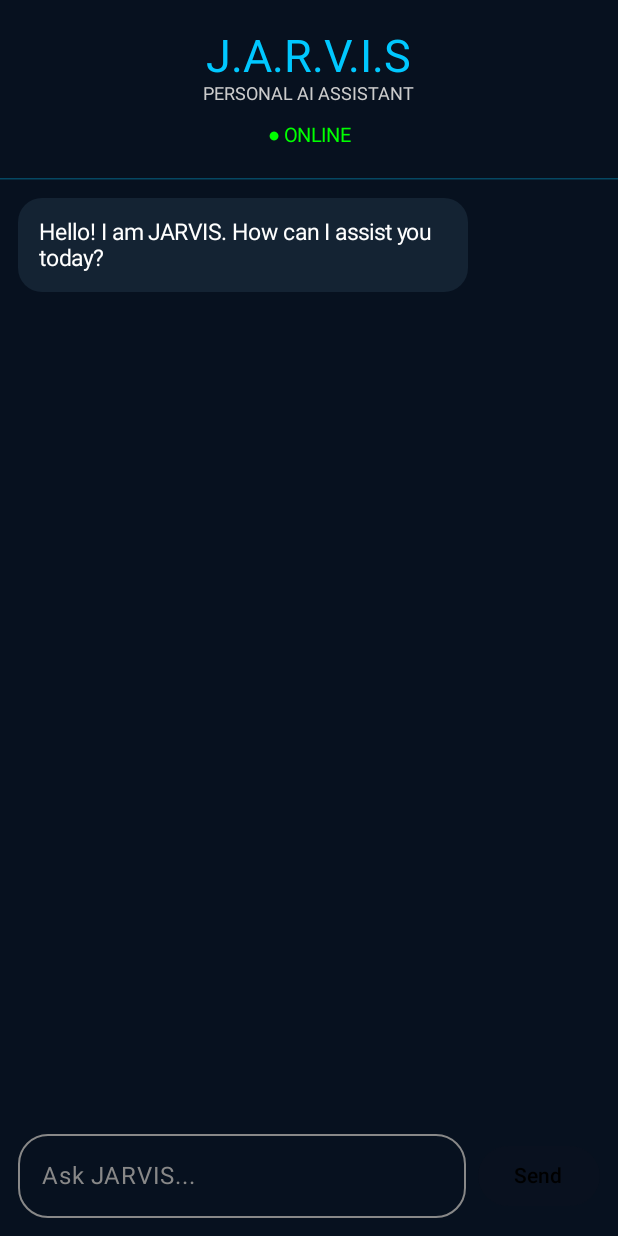
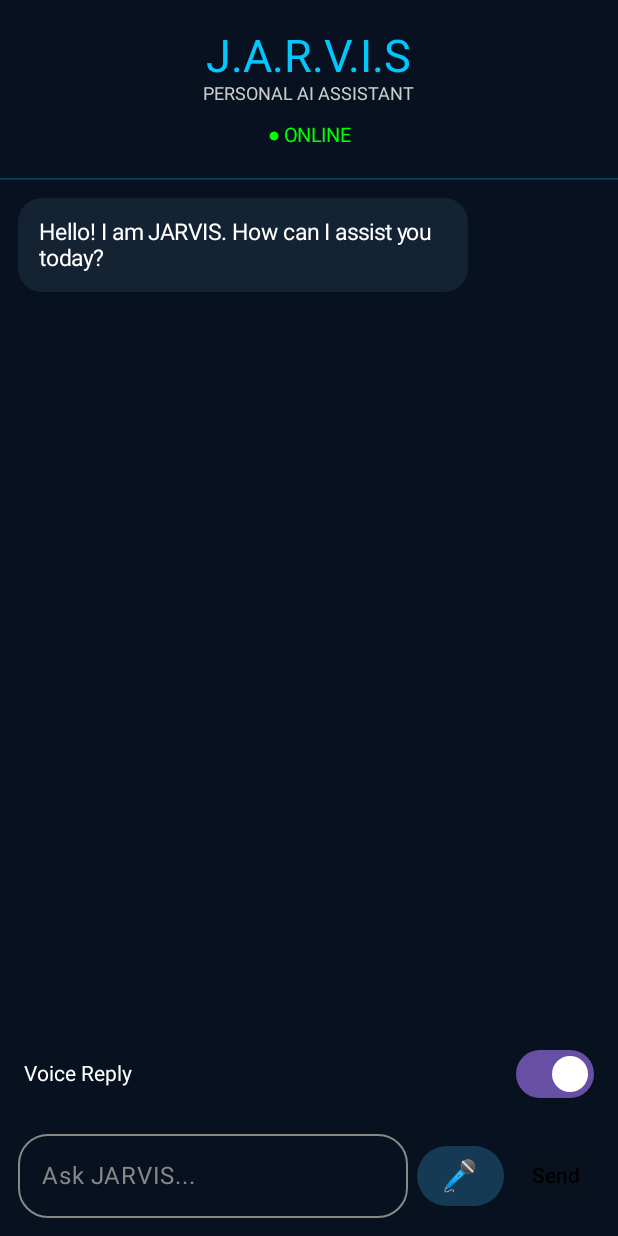
Before and after one commit to basudevkalta8-pixel/JARVIS-Android, an Android app built with Jetpack Compose: the screen it shows after launch (MainActivity), on a phone screen of 412 x 824 dp. Run offline under Robolectric (Android 15) with nearby library versions, the phone set to English and light mode, and no system bars; 2 statements that could not run were skipped.

Commit message:
Add JARVIS voice input and speech

```diff
--- a/app/src/main/java/com/jarvis/assistant/MainActivity.kt
+++ b/app/src/main/java/com/jarvis/assistant/MainActivity.kt
@@ -1,9 +1,14 @@
 package com.jarvis.assistant
 
 import android.os.Bundle
+import android.content.Intent
+import android.speech.RecognizerIntent
+import android.speech.SpeechRecognizer
+import android.speech.tts.TextToSpeech
 import androidx.activity.ComponentActivity
 import androidx.activity.compose.setContent
-import androidx.compose.foundation.background
+import androidx.activity.compose.rememberLauncherForActivityResult
+import androidx.activity.result.contract.ActivityResultContracts
 import androidx.compose.foundation.layout.*
 import androidx.compose.foundation.lazy.LazyColumn
 import androidx.compose.foundation.lazy.items
@@ -25,10 +30,13 @@ import okhttp3.Request
 import okhttp3.RequestBody.Companion.toRequestBody
 import org.json.JSONArray
 import org.json.JSONObject
+import java.util.Locale
 
 class MainActivity : ComponentActivity() {
+
     override fun onCreate(savedInstanceState: Bundle?) {
         super.onCreate(savedInstanceState)
+
         setContent {
             JarvisApp()
         }
@@ -47,37 +55,209 @@ private val bg = Color(0xFF07111F)
 
 @Composable
 fun JarvisApp() {
+
     var input by remember { mutableStateOf("") }
     var loading by remember { mutableStateOf(false) }
+    var listening by remember { mutableStateOf(false) }
+    var voiceReplyEnabled by remember { mutableStateOf(true) }
 
     val scope = rememberCoroutineScope()
+
     val messages = remember {
         mutableStateListOf(
-            ChatMessage("Hello! I am JARVIS. How can I assist you today?", false)
+            ChatMessage(
+                "Hello! I am JARVIS. How can I assist you today?",
+                false
+            )
         )
     }
 
-    val history = remember { mutableStateListOf<JSONObject>() }
+    val history = remember {
+        mutableStateListOf<JSONObject>()
+    }
+
     val listState = rememberLazyListState()
+
+    // Text to Speech
+    var tts by remember {
+        mutableStateOf<TextToSpeech?>(null)
+    }
+
+    var ttsReady by remember {
+        mutableStateOf(false)
+    }
+
+    DisposableEffect(Unit) {
+        val engine = TextToSpeech(
+            androidx.compose.ui.platform.LocalContext.current
+        ) { status ->
+            if (status == TextToSpeech.SUCCESS) {
+                ttsReady = true
+            }
+        }
+
+        tts = engine
+
+        onDispose {
+            engine.stop()
+            engine.shutdown()
+        }
+    }
+
+    // Speech Recognition
+    val context = androidx.compose.ui.platform.LocalContext.current
+
+    val speechLauncher = rememberLauncherForActivityResult(
+        ActivityResultContracts.StartActivityForResult()
+    ) { result ->
+
+        listening = false
+
+        if (result.resultCode == android.app.Activity.RESULT_OK) {
+
+            val spokenText = result.data
+                ?.getStringArrayListExtra(RecognizerIntent.EXTRA_RESULTS)
+                ?.firstOrNull()
+
+            if (!spokenText.isNullOrBlank()) {
+                input = spokenText
+            }
+        }
+    }
+
+    fun startListening() {
+
+        if (!SpeechRecognizer.isRecognitionAvailable(context)) {
+            messages.add(
+                ChatMessage(
+                    "Speech recognition is not available on this phone.",
+                    false
+                )
+            )
+            return
+        }
+
+        val intent = Intent(RecognizerIntent.ACTION_RECOGNIZE_SPEECH).apply {
+
+            putExtra(
+                RecognizerIntent.EXTRA_LANGUAGE_MODEL,
+                RecognizerIntent.LANGUAGE_MODEL_FREE_FORM
+            )
+
+            putExtra(RecognizerIntent.EXTRA_LANGUAGE, "hi-IN")
+
+            putExtra(
+                RecognizerIntent.EXTRA_PROMPT,
+                "Speak to JARVIS"
+            )
+
+            putExtra(RecognizerIntent.EXTRA_MAX_RESULTS, 3)
+        }
+
+        listening = true
+        speechLauncher.launch(intent)
+    }
+
+    fun speakText(text: String) {
+
+        if (voiceReplyEnabled && ttsReady) {
+
+            val engine = tts ?: return
+
+            val hindi = engine.setLanguage(Locale("hi", "IN"))
+
+            if (hindi == TextToSpeech.LANG_MISSING_DATA ||
+                hindi == TextToSpeech.LANG_NOT_SUPPORTED
+            ) {
+                engine.setLanguage(Locale.US)
+            }
+
+            engine.speak(
+                text,
+                TextToSpeech.QUEUE_FLUSH,
+                null,
+                "JARVIS_REPLY"
+            )
+        }
+    }
+
+    fun sendMessage(question: String) {
+
+        if (question.isBlank() || loading) return
+
+        messages.add(ChatMessage(question, true))
+
+        history.add(
+            JSONObject()
+                .put("role", "user")
+                .put("content", question)
+        )
+
+        loading = true
+
+        scope.launch {
+
+            val result = askOpenRouter(history.toList())
+
+            if (result.startsWith("ERROR:")) {
+
+                messages.add(
+                    ChatMessage(
+                        result.removePrefix("ERROR:"),
+                        false
+                    )
+                )
+
+                if (history.isNotEmpty()) {
+                    history.removeAt(history.lastIndex)
+                }
+
+            } else {
+
+                messages.add(ChatMessage(result, false))
+
+                history.add(
+                    JSONObject()
+                        .put("role", "assistant")
+                        .put("content", result)
+                )
+
+                speakText(result)
+            }
+
+            loading = false
+
+            if (messages.isNotEmpty()) {
+                listState.animateScrollToItem(messages.lastIndex)
+            }
+        }
+    }
 
     Surface(
         modifier = Modifier.fillMaxSize(),
         color = bg
     ) {
-        Column(modifier = Modifier.fillMaxSize()) {
 
         Column(
-                modifier = Modifier.fillMaxWidth().padding(20.dp),
+            modifier = Modifier.fillMaxSize()
+        ) {
+
+            // HEADER
+            Column(
+                modifier = Modifier
+                    .fillMaxWidth()
+                    .padding(20.dp),
                 horizontalAlignment = Alignment.CenterHorizontally
             ) {
+
                 Text(
-                    "J.A.R.V.I.S",
+                    text = "J.A.R.V.I.S",
                     fontSize = 30.sp,
                     color = blue
                 )
 
                 Text(
-                    "PERSONAL AI ASSISTANT",
+                    text = "PERSONAL AI ASSISTANT",
                     fontSize = 12.sp,
                     color = Color.LightGray
                 )
@@ -85,14 +265,25 @@ fun JarvisApp() {
                 Spacer(modifier = Modifier.height(12.dp))
 
                 Text(
-                    if (loading) "● THINKING..." else "● ONLINE",
-                    color = if (loading) Color.Yellow else Color.Green,
+                    text = when {
+                        listening -> "● LISTENING..."
+                        loading -> "● THINKING..."
+                        else -> "● ONLINE"
+                    },
+                    color = when {
+                        listening -> Color.Yellow
+                        loading -> Color.Yellow
+                        else -> Color.Green
+                    },
                     fontSize = 13.sp
                 )
             }
 
-            HorizontalDivider(color = blue.copy(alpha = 0.3f))
+            HorizontalDivider(
+                color = blue.copy(alpha = 0.3f)
+            )
 
+            // CHAT
             LazyColumn(
                 state = listState,
                 modifier = Modifier
@@ -101,6 +292,7 @@ fun JarvisApp() {
                     .padding(12.dp),
                 verticalArrangement = Arrangement.spacedBy(10.dp)
             ) {
+
                 items(messages) { message ->
                     ChatBubble(message)
                 }
@@ -116,18 +308,49 @@ fun JarvisApp() {
                 }
             }
 
+            // VOICE REPLY SWITCH
+            Row(
+                modifier = Modifier
+                    .fillMaxWidth()
+                    .padding(horizontal = 16.dp, vertical = 4.dp),
+                verticalAlignment = Alignment.CenterVertically
+            ) {
+
+                Text(
+                    "Voice Reply",
+                    color = Color.White,
+                    modifier = Modifier.weight(1f)
+                )
+
+                Switch(
+                    checked = voiceReplyEnabled,
+                    onCheckedChange = {
+                        voiceReplyEnabled = it
+
+                        if (!it) {
+                            tts?.stop()
+                        }
+                    }
+                )
+            }
+
+            // INPUT AREA
             Row(
                 modifier = Modifier
                     .fillMaxWidth()
                     .padding(12.dp),
                 verticalAlignment = Alignment.CenterVertically
             ) {
+
                 OutlinedTextField(
                     value = input,
                     onValueChange = { input = it },
                     modifier = Modifier.weight(1f),
                     placeholder = {
-                        Text("Ask JARVIS...", color = Color.Gray)
+                        Text(
+                            "Ask JARVIS...",
+                            color = Color.Gray
+                        )
                     },
                     colors = OutlinedTextFieldDefaults.colors(
                         focusedTextColor = Color.White,
@@ -140,59 +363,60 @@ fun JarvisApp() {
                     enabled = !loading
                 )
 
-                Spacer(modifier = Modifier.width(8.dp))
+                Spacer(modifier = Modifier.width(6.dp))
 
+                // MIC BUTTON
                 Button(
-                    enabled = !loading && input.isNotBlank(),
+                    onClick = { startListening() },
+                    enabled = !loading && !listening,
+                    colors = ButtonDefaults.buttonColors(
+                        containerColor = Color(0xFF163A54)
+                    ),
+                    contentPadding = PaddingValues(horizontal = 12.dp)
+                ) {
+                    Text(
+                        "🎤",
+                        fontSize = 20.sp
+                    )
+                }
+
+                Spacer(modifier = Modifier.width(6.dp))
+
+                // SEND BUTTON
+                Button(
                     onClick = {
                         val question = input.trim()
                         if (question.isNotEmpty()) {
                             input = ""
-                            messages.add(ChatMessage(question, true))
-                            history.add(
-                                JSONObject().put("role", "user").put("content", question)
-                            )
-                            loading = true
-
-                            scope.launch {
-                                val result = askOpenRouter(history.toList())
-
-                                if (result.startsWith("ERROR:")) {
-                                    messages.add(
-                                        ChatMessage(result.removePrefix("ERROR:"), false)
-                                    )
-                                    history.removeAt(history.lastIndex)
-                                } else {
-                                    messages.add(ChatMessage(result, false))
-                                    history.add(
-                                        JSONObject().put("role", "assistant").put("content", result)
-                                    )
-                                }
-
-                                loading = false
-
-                                if (messages.isNotEmpty()) {
-                                    listState.animateScrollToItem(messages.lastIndex)
-                                }
-                            }
+                            sendMessage(question)
                         }
                     },
-                    colors = ButtonDefaults.buttonColors(containerColor = blue)
+                    enabled = !loading && input.isNotBlank(),
+                    colors = ButtonDefaults.buttonColors(
+                        containerColor = blue
+                    ),
+                    contentPadding = PaddingValues(horizontal = 12.dp)
                 ) {
-                    Text("Send", color = Color.Black)
+                    Text(
+                        "Send",
+                        color = Color.Black
+                    )
                 }
             }
         }
     }
 }
 
-suspend fun askOpenRouter(history: List<JSONObject>): String =
-    withContext(Dispatchers.IO) {
+suspend fun askOpenRouter(
+    history: List<JSONObject>
+): String = withContext(Dispatchers.IO) {
+
     try {
+
         val apiKey = BuildConfig.OPENROUTER_API_KEY
 
         if (apiKey.isBlank()) {
-                return@withContext "ERROR:OpenRouter API key is missing. Check GitHub Secrets and rebuild."
+            return@withContext "ERROR:OpenRouter API key missing."
         }
 
         val messagesArray = JSONArray()
@@ -202,16 +426,17 @@ suspend fun askOpenRouter(history: List<JSONObject>): String =
                 .put("role", "system")
                 .put(
                     "content",
-                        "You are JARVIS, a helpful personal AI assistant. " +
-                        "Be intelligent, friendly, concise, and natural. " +
-                        "Reply in the user's language. Understand Hindi, Hinglish, and English. " +
-                        "Address the user respectfully and help with questions, explanations, " +
-                        "planning, learning, and everyday tasks. Never claim to perform " +
-                        "actions you cannot actually do."
+                    "You are JARVIS, an intelligent personal AI assistant. " +
+                    "Be friendly, smart, natural and helpful. " +
+                    "Reply in Hindi, Hinglish or English depending on the user. " +
+                    "Keep answers clear and conversational. " +
+                    "Never pretend to perform actions you cannot perform."
                 )
         )
 
-            history.forEach { messagesArray.put(it) }
+        history.forEach {
+            messagesArray.put(it)
+        }
 
         val json = JSONObject()
             .put("model", "openrouter/free")
@@ -230,10 +455,11 @@ suspend fun askOpenRouter(history: List<JSONObject>): String =
             .build()
 
         client.newCall(request).execute().use { response ->
+
             val responseText = response.body?.string().orEmpty()
 
             if (!response.isSuccessful) {
-                    return@withContext "ERROR:AI connection failed (${response.code}). $responseText"
+                return@withContext "ERROR:AI server error ${response.code}"
             }
 
             val result = JSONObject(responseText)
@@ -242,15 +468,20 @@ suspend fun askOpenRouter(history: List<JSONObject>): String =
                 .getJSONObject("message")
                 .getString("content")
 
-                result.trim().ifEmpty { "I received an empty response, Sir." }
+            result.trim().ifEmpty {
+                "I received an empty response."
             }
+        }
+
     } catch (e: Exception) {
-            "ERROR:Connection error: ${e.message ?: "Unknown error"}"
+
+        "ERROR:Connection failed. Please check internet."
     }
 }
 
 @Composable
 fun ChatBubble(message: ChatMessage) {
+
     val bubbleColor = if (message.isUser) {
         Color(0xFF123B58)
     } else {
@@ -259,13 +490,21 @@ fun ChatBubble(message: ChatMessage) {
 
     Column(
         modifier = Modifier.fillMaxWidth(),
-        horizontalAlignment = if (message.isUser) Alignment.End else Alignment.Start
+        horizontalAlignment = if (message.isUser) {
+            Alignment.End
+        } else {
+            Alignment.Start
+        }
     ) {
+
         Card(
             modifier = Modifier.widthIn(max = 300.dp),
             shape = RoundedCornerShape(16.dp),
-            colors = CardDefaults.cardColors(containerColor = bubbleColor)
+            colors = CardDefaults.cardColors(
+                containerColor = bubbleColor
+            )
         ) {
+
             Text(
                 text = message.text,
                 color = Color.White,
```
Lines whose indentation alone changed are shown as unchanged.
